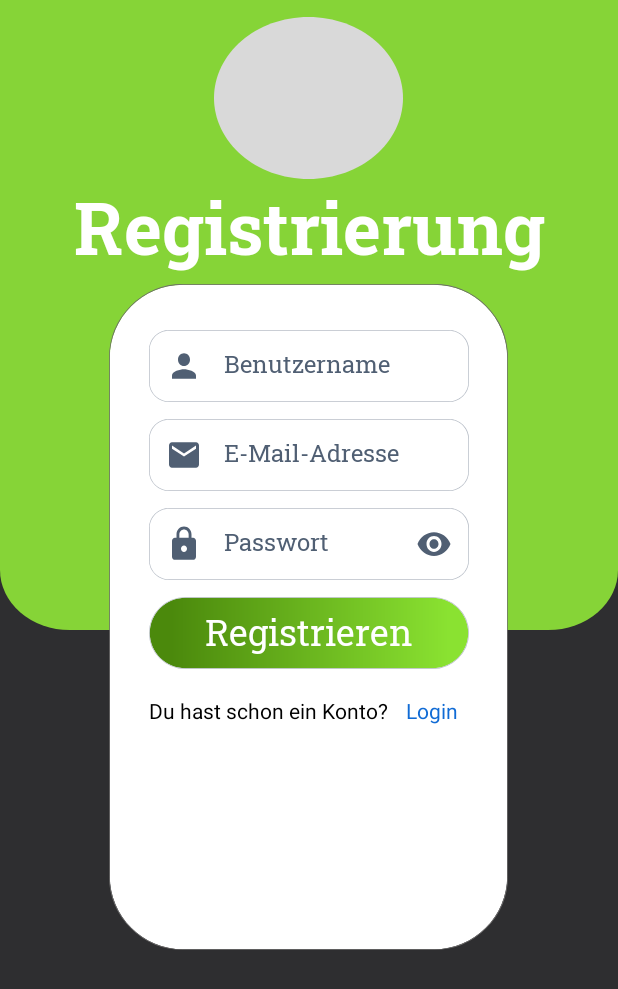
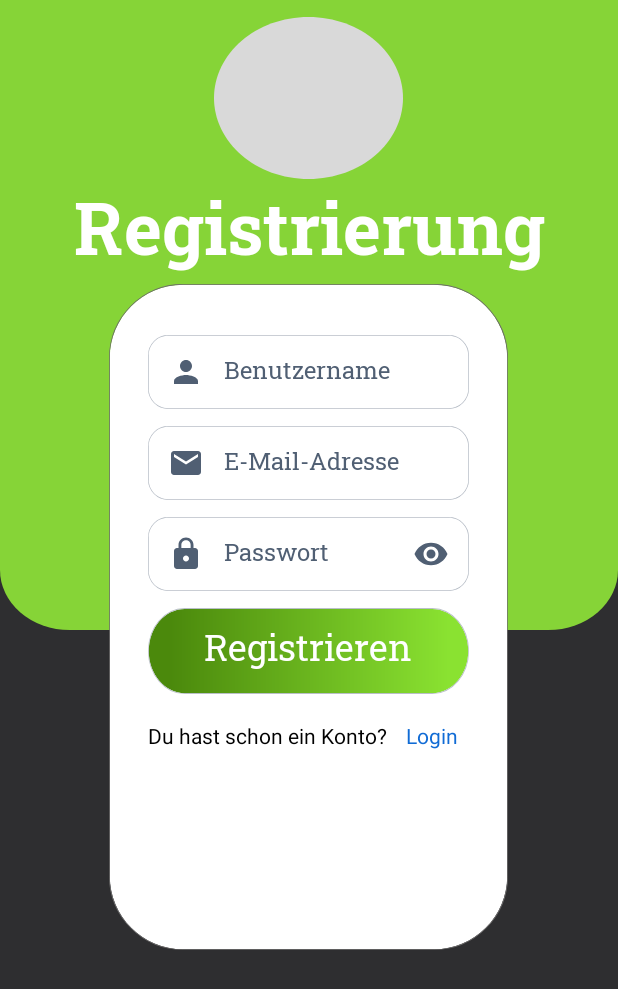
Before and after one commit to NicoB-Code/LearnAhead, an Android app: the layout fragment_register2.xml on its own in the app's theme, with its tools: preview values and no code run, on a phone screen of 412 x 824 dp. Shown: the top 989 px of the screen. Run offline under Robolectric (Android 15) with nearby library versions, the phone set to English and light mode, and no system bars.

Commit message:
Registrierung UI Refactor Part 2 bisher ohne Logik Optimiert

```diff
--- a/app/src/main/res/layout/fragment_register2.xml
+++ b/app/src/main/res/layout/fragment_register2.xml
@@ -9,8 +9,6 @@
     android:clipToOutline="true">
 
     <!-- Black Background -->
-    <!-- Align Top ist erforderlich, um sicherzustellen, dass die Ansicht oben mit
-    der grünen Ansicht ausgerichtet ist, um die Überlappung zu erzielen -->
     <View
         android:id="@+id/register_black_background"
         android:layout_width="match_parent"
@@ -55,192 +53,92 @@
         android:id="@+id/rectangle_register_box"
         android:layout_width="266dp"
         android:layout_height="444dp"
-        android:layout_marginLeft="47dp"
         android:background="@drawable/rectangle_register_box"
-        android:elevation="4dp"
+        android:elevation="2dp"
         android:layout_below="@id/register_label_header"
         android:layout_centerHorizontal="true"
         />
 
-    <!-- Rectangle für den Username -->
-    <View
-        android:id="@+id/rectangle_username"
-        android:layout_width="213dp"
-        android:layout_height="48dp"
-        android:layout_alignParentTop="true"
-        android:layout_marginTop="220dp"
-        android:background="@drawable/rectangle_register_or_login_content"
-        android:elevation="5dp"
-        android:layout_centerHorizontal="true"
-        />
-
     <!-- Username -->
-    <TextView
+    <EditText
         android:id="@+id/editText_username"
         android:layout_width="wrap_content"
         android:layout_height="wrap_content"
-        android:layout_marginLeft="50dp"
-        android:layout_alignLeft="@id/rectangle_username"
-        android:layout_marginTop="11dp"
-        android:layout_alignTop="@id/rectangle_username"
-        android:layout_alignBottom="@id/rectangle_username"
-        android:layout_marginBottom="11dp"
+        android:layout_alignTop="@id/rectangle_register_box"
+        android:layout_centerHorizontal="true"
+        android:layout_marginTop="34dp"
+        android:background="@drawable/rectangle_register_or_login_content"
+        android:drawableLeft="@drawable/user_icon"
+        android:drawablePadding="13dp"
         android:elevation="6dp"
+        android:paddingLeft="13dp"
         android:text="@string/username"
         android:textAppearance="@style/register_content_text"
+        android:textColor="@null"
         android:textSize="16sp" />
 
-    <!-- Profile Icon -->
-    <View
-        android:layout_width="24dp"
-        android:layout_height="24dp"
-        android:background="@drawable/user_icon"
-        android:layout_marginLeft="11dp"
-        android:layout_alignLeft="@id/rectangle_username"
-        android:layout_marginTop="11dp"
-        android:layout_alignTop="@id/rectangle_username"
-        android:layout_marginBottom="11dp"
-        android:layout_alignBottom="@id/rectangle_username"
-        android:elevation="7dp"
-        >
-    </View>
-
-    <!-- Rectangle für die E-Mail Adresse -->
-    <View
-        android:id="@+id/rectangle_email"
-        android:layout_width="213dp"
-        android:layout_height="48dp"
-        android:background="@drawable/rectangle_register_or_login_content"
-        android:layout_marginTop="11dp"
-        android:elevation="5dp"
-        android:layout_centerHorizontal="true"
-        android:layout_below="@id/rectangle_username"
-        />
-
     <!-- E-Mail -->
-    <TextView
+    <EditText
         android:id="@+id/editText_email"
         android:layout_width="wrap_content"
         android:layout_height="wrap_content"
-        android:layout_marginLeft="50dp"
-        android:layout_alignLeft="@id/rectangle_email"
+        android:layout_below="@id/editText_username"
+        android:layout_centerHorizontal="true"
         android:layout_marginTop="11dp"
-        android:layout_alignTop="@id/rectangle_email"
-        android:layout_alignBottom="@id/rectangle_email"
-        android:layout_marginBottom="11dp"
+        android:background="@drawable/rectangle_register_or_login_content"
+        android:drawableLeft="@drawable/email_icon"
+        android:drawablePadding="13dp"
+        android:paddingLeft="13dp"
         android:elevation="6dp"
         android:text="@string/e_mail_address"
         android:textAppearance="@style/register_content_text"
-        android:textSize="16sp" />
-
-    <!-- Email Icon -->
-    <View
-        android:layout_width="24dp"
-        android:layout_height="24dp"
-        android:background="@drawable/email_icon"
-        android:layout_marginLeft="11dp"
-        android:layout_alignLeft="@id/rectangle_email"
-        android:layout_marginTop="11dp"
-        android:layout_alignTop="@id/rectangle_email"
-        android:layout_marginBottom="11dp"
-        android:layout_alignBottom="@id/rectangle_email"
-        android:elevation="7dp"
-        >
-    </View>
-
-    <!-- Rectangle für das Passwort -->
-    <View
-        android:id="@+id/rectangle_password"
-        android:layout_width="213dp"
-        android:layout_height="48dp"
-        android:background="@drawable/rectangle_register_or_login_content"
-        android:layout_marginTop="11dp"
-        android:elevation="5dp"
-        android:layout_centerHorizontal="true"
-        android:layout_below="@id/rectangle_email"
+        android:textSize="16sp"
+        android:textColor="@null"
         />
 
     <!-- Password -->
-    <TextView
+    <EditText
         android:id="@+id/editText_password"
         android:layout_width="wrap_content"
         android:layout_height="wrap_content"
-        android:layout_marginLeft="50dp"
-        android:layout_alignLeft="@id/rectangle_password"
+        android:layout_below="@id/editText_email"
+        android:layout_centerHorizontal="true"
         android:layout_marginTop="11dp"
-        android:layout_alignTop="@id/rectangle_password"
-        android:layout_alignBottom="@id/rectangle_password"
-        android:layout_marginBottom="11dp"
+        android:background="@drawable/rectangle_register_or_login_content"
+        android:drawableLeft="@drawable/password_icon"
+        android:drawableRight="@drawable/show_password_icon"
+        android:drawablePadding="13dp"
         android:elevation="6dp"
+        android:paddingLeft="13dp"
+        android:paddingRight="13dp"
         android:text="@string/password"
         android:textAppearance="@style/register_content_text"
+        android:textColor="@null"
         android:textSize="16sp" />
 
-    <!-- Password Icon -->
-    <View
-        android:layout_width="24dp"
-        android:layout_height="24dp"
-        android:background="@drawable/password_icon"
-        android:layout_marginLeft="11dp"
-        android:layout_alignLeft="@id/rectangle_password"
-        android:layout_marginTop="11dp"
-        android:layout_alignTop="@id/rectangle_password"
-        android:layout_marginBottom="11dp"
-        android:layout_alignBottom="@id/rectangle_password"
-        android:elevation="7dp"
-        >
-    </View>
-
-    <!-- Show Password Icon -->
-    <View
-        android:layout_width="24dp"
-        android:layout_height="24dp"
-        android:background="@drawable/show_password_icon"
-        android:layout_marginRight="11dp"
-        android:layout_alignRight="@id/rectangle_password"
-        android:layout_marginTop="11dp"
-        android:layout_alignTop="@id/rectangle_password"
-        android:layout_marginBottom="11dp"
-        android:layout_alignBottom="@id/rectangle_password"
-        android:elevation="7dp"
-        >
-    </View>
-
-    <!-- Rectangle für das Registrieren -->
-    <View
-        android:id="@+id/rectangle_register"
-        android:layout_width="213dp"
-        android:layout_height="48dp"
-        android:background="@drawable/rectangle_login_register"
-        android:layout_marginTop="11dp"
-        android:elevation="5dp"
-        android:layout_centerHorizontal="true"
-        android:layout_below="@id/rectangle_password"
-        />
 
     <!-- Registrieren -->
-    <TextView
-        android:id="@+id/text_sign_up"
+    <com.google.android.material.button.MaterialButton
+        android:id="@+id/button_sign_up"
         android:layout_width="wrap_content"
         android:layout_height="wrap_content"
-        android:layout_marginTop="7dp"
-        android:layout_alignTop="@id/rectangle_register"
-        android:layout_alignBottom="@id/rectangle_register"
-        android:layout_marginBottom="6dp"
         android:layout_centerHorizontal="true"
+        android:layout_marginTop="11dp"
+        android:layout_below="@id/editText_password"
+        android:background="@drawable/rectangle_login_register"
         android:elevation="8dp"
         android:text="@string/register_verb"
         android:textAppearance="@style/register_login_button_text"
-        />
+        app:backgroundTint="@null" />
 
     <!-- Du hast schon ein Konto -->
     <TextView
         android:id="@+id/got_already_an_account"
         android:layout_width="wrap_content"
         android:layout_height="wrap_content"
-        android:layout_below="@id/rectangle_register"
+        android:layout_below="@id/button_sign_up"
         android:layout_marginTop="18dp"
-        android:layout_alignLeft="@id/rectangle_register"
+        android:layout_alignLeft="@id/button_sign_up"
         android:layout_centerHorizontal="true"
         android:elevation="8dp"
         android:text="@string/got_already_an_account"
@@ -252,9 +150,9 @@
         android:id="@+id/text_login"
         android:layout_width="wrap_content"
         android:layout_height="wrap_content"
-        android:layout_below="@id/rectangle_register"
+        android:layout_below="@id/button_sign_up"
         android:layout_marginTop="18dp"
-        android:layout_alignRight="@id/rectangle_register"
+        android:layout_alignRight="@id/button_sign_up"
         android:layout_marginRight="7dp"
         android:layout_centerHorizontal="true"
         android:elevation="8dp"
```
